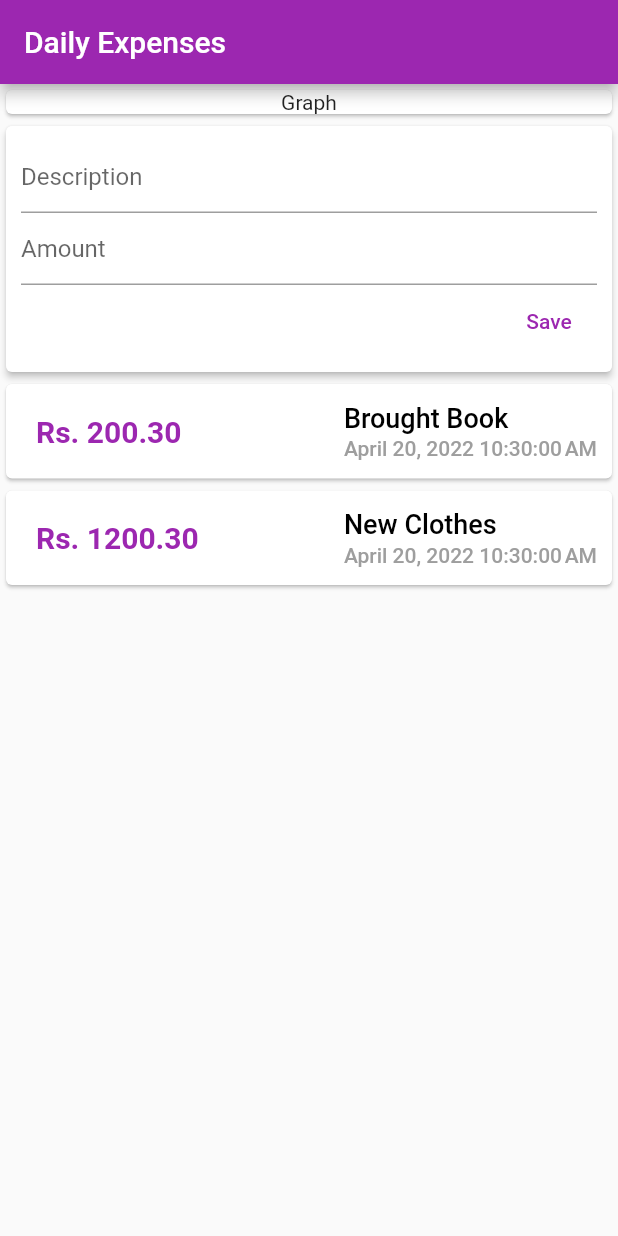
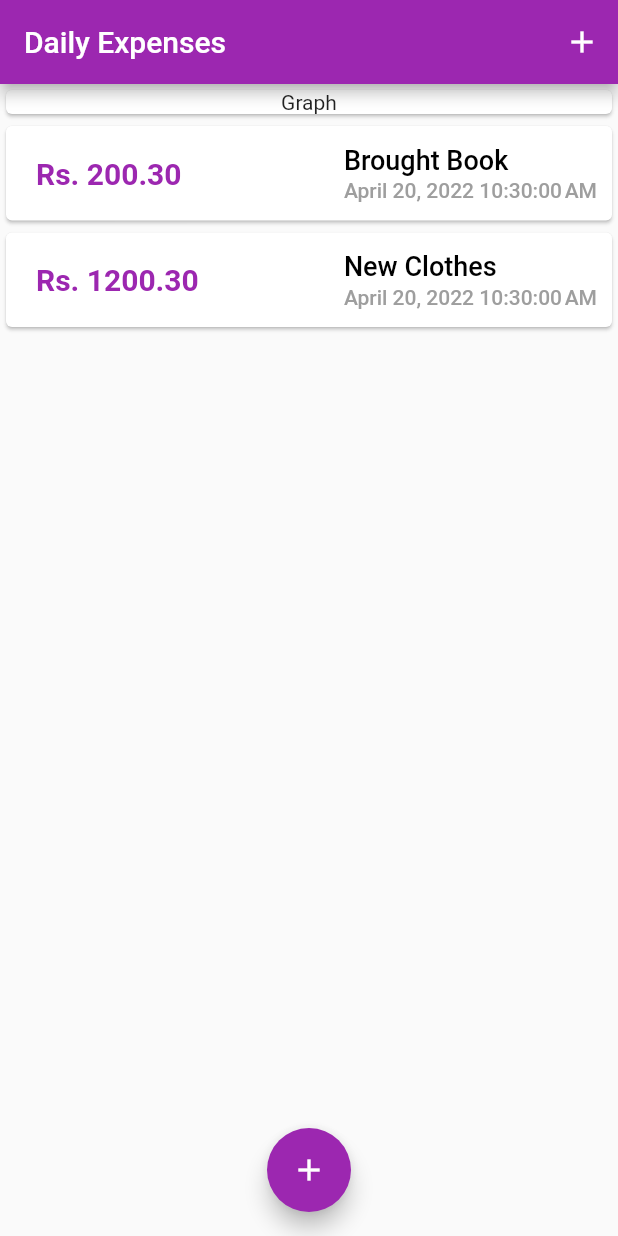
Before and after one commit to YuneshShrestha/personal_expenses_app, a Flutter app: the screen it shows after launch, on a phone screen of 412 x 824 dp. Run offline on Flutter 3.47's test engine with Material 2 defaults, Android fonts, the phone set to English and light mode, and no system bars.

```diff
--- a/lib/main.dart
+++ b/lib/main.dart
@@ -1,5 +1,8 @@
 import 'package:flutter/material.dart';
-import '../widgets/user_transaction.dart';
+import 'package:personal_expenses/model/transaction.dart';
+import 'package:personal_expenses/widgets/new_transaction.dart';
+import 'package:personal_expenses/widgets/transaction_list.dart';
+// import '../widgets/user_transaction.dart';
 import 'model/app_setting.dart';
 // import 'package:intl/intl_browser.dart';
 
@@ -13,15 +16,46 @@ class MyApp extends StatelessWidget {
   @override
   Widget build(BuildContext context) {
     return MaterialApp(
-      home: const Home(),
+      home: Home(),
       debugShowCheckedModeBanner: false,
       theme: ThemeData(primarySwatch: MySetting.primary),
     );
   }
 }
 
-class Home extends StatelessWidget {
-  const Home({Key? key}) : super(key: key);
+class Home extends StatefulWidget {
+  Home({Key? key}) : super(key: key);
+
+  @override
+  State<Home> createState() => _HomeState();
+}
+
+class _HomeState extends State<Home> {
+  final List<Transaction> _transactionList = [
+    Transaction(
+        id: '1', title: 'Brought Book', expenses: 200.3, date: DateTime.now()),
+    Transaction(
+        id: '2', title: 'New Clothes', expenses: 1200.3, date: DateTime.now()),
+  ];
+
+  void _addTransaction(String title, double expenses) {
+    var newTransaction = Transaction(
+        id: DateTime.now().toString(),
+        title: title,
+        expenses: expenses,
+        date: DateTime.now());
+    setState(() {
+      _transactionList.add(newTransaction);
+    });
+  }
+
+  void _openAddExpensesBottomSheet(BuildContext ctx) {
+    showModalBottomSheet(
+        context: ctx,
+        builder: (_) {
+          return NewTransaction(_addTransaction);
+        });
+  }
 
   @override
   Widget build(BuildContext context) {
@@ -29,16 +63,24 @@ class Home extends StatelessWidget {
       resizeToAvoidBottomInset: false,
       appBar: AppBar(
         title: const Text("Daily Expenses"),
+        actions: [
+          IconButton(
+              onPressed: () => _openAddExpensesBottomSheet(context),
+              icon: const Icon(Icons.add))
+        ],
         // backgroundColor: MySetting.primary,
       ),
-      body: Column(
-          crossAxisAlignment: CrossAxisAlignment.stretch,
-          children: const [
-            Card(
-              child: Center(child: Text('Graph')),
-            ),
-            UserTransacion()
-          ]),
+      body: Column(crossAxisAlignment: CrossAxisAlignment.stretch, children: [
+        const Card(
+          child: Center(child: Text('Graph')),
+        ),
+        TransactionList(_transactionList)
+      ]),
+      floatingActionButton: FloatingActionButton(
+        onPressed: () => _openAddExpensesBottomSheet(context),
+        child: const Icon(Icons.add),
+      ),
+      floatingActionButtonLocation: FloatingActionButtonLocation.centerFloat,
     );
   }
 }
--- a/lib/widgets/user_transaction.dart
+++ /dev/null
@@ -1,42 +0,0 @@
-import 'package:flutter/material.dart';
-import 'package:personal_expenses/widgets/new_transaction.dart';
-import 'package:personal_expenses/widgets/transaction_list.dart';
-import '../model/transaction.dart';
-
-class UserTransacion extends StatefulWidget {
-  const UserTransacion({Key? key}) : super(key: key);
-
-  @override
-  State<UserTransacion> createState() => _UserTransacionState();
-}
-
-class _UserTransacionState extends State<UserTransacion> {
-  final List<Transaction> _transactionList = [
-    Transaction(
-        id: '1', title: 'Brought Book', expenses: 200.3, date: DateTime.now()),
-    Transaction(
-        id: '2', title: 'New Clothes', expenses: 1200.3, date: DateTime.now()),
-  ];
-  void _addTransaction(String title, double expenses) {
-    var newTransaction = Transaction(
-        id: DateTime.now().toString(),
-        title: title,
-        expenses: expenses,
-        date: DateTime.now());
-    setState(() {
-      _transactionList.add(newTransaction);
-    });
-  }
-
-  @override
-  Widget build(BuildContext context) {
-    return Column(
-      children: [
-        NewTransaction((String title, double expenses) {
-          return _addTransaction(title, expenses);
-        }),
-        TransactionList(_transactionList)
-      ],
-    );
-  }
-}
```
Also changed, not shown: lib/widgets/new_transaction.dart (+12 -5 lines).
